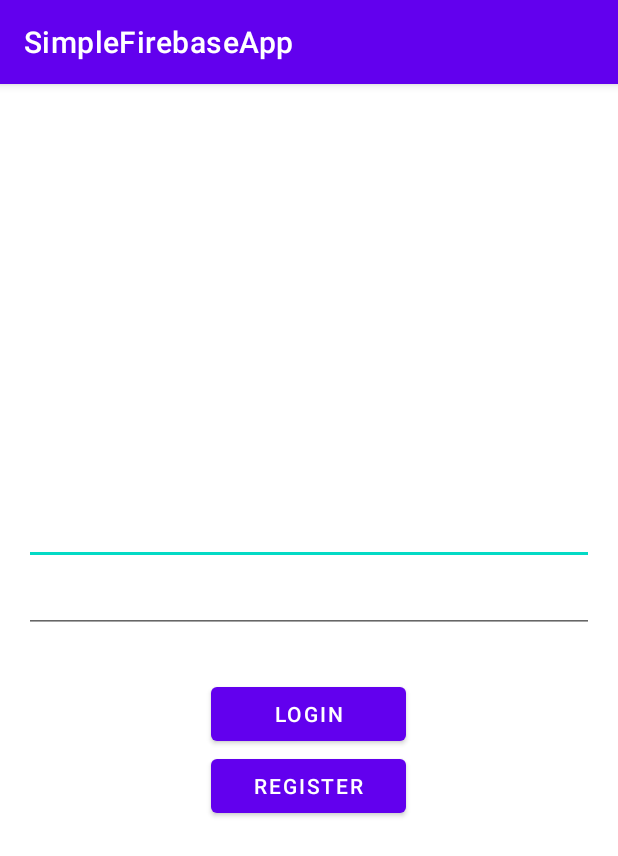
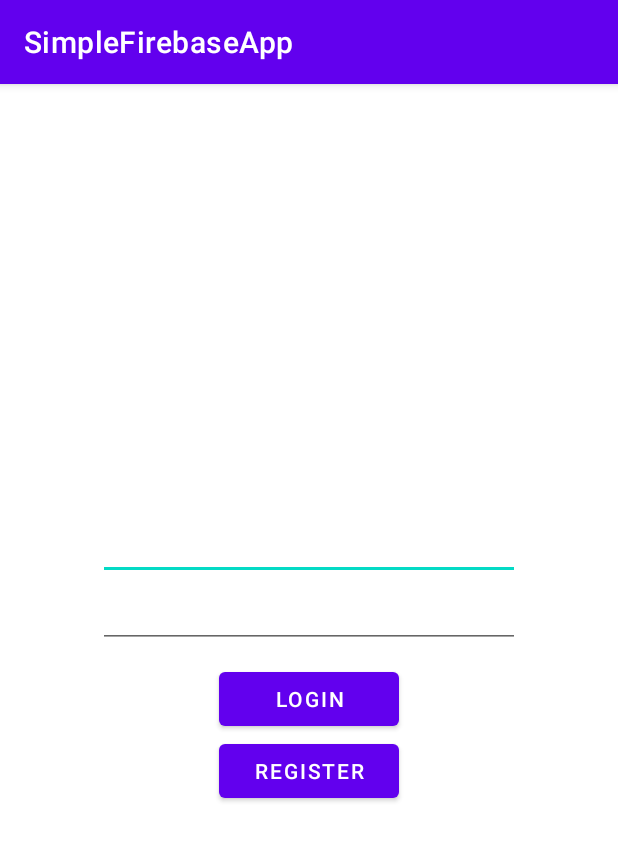
Before and after one commit to alexpeev9/Android-Firebase-Application, an Android app: the screen it shows after launch (LoginActivity), on a phone screen of 412 x 824 dp. Shown: the top 856 px of the screen. Run offline under Robolectric (Android 15) with nearby library versions, the phone set to English and light mode, and no system bars; our stand-ins replace ButterKnife, Firebase (no records; nobody signed in at launch, a user with empty details on screens opened directly).

Commit message:
Fixed Login Style

```diff
--- a/app/src/main/res/layout/activity_login.xml
+++ b/app/src/main/res/layout/activity_login.xml
@@ -5,7 +5,7 @@
     android:layout_width="match_parent"
     android:layout_height="match_parent"
     android:gravity="center"
-    android:padding="16dp"
+    android:padding="65dp"
     android:orientation="vertical"
     tools:context=".LoginActivity">
 
@@ -19,17 +19,17 @@
         android:inputType="textPassword"
         android:layout_width="match_parent"
         android:layout_height="wrap_content"
-        android:layout_marginBottom="30dp"/>
+        android:layout_marginBottom="10dp"/>
 
     <Button
         android:id="@+id/btn_login"
-        android:layout_width="130dp"
+        android:layout_width="120dp"
         android:layout_height="wrap_content"
         android:text="Login" />
 
     <Button
         android:id="@+id/btn_register"
-        android:layout_width="130dp"
+        android:layout_width="120dp"
         android:layout_height="wrap_content"
         android:text="Register" />
 </LinearLayout>
```
